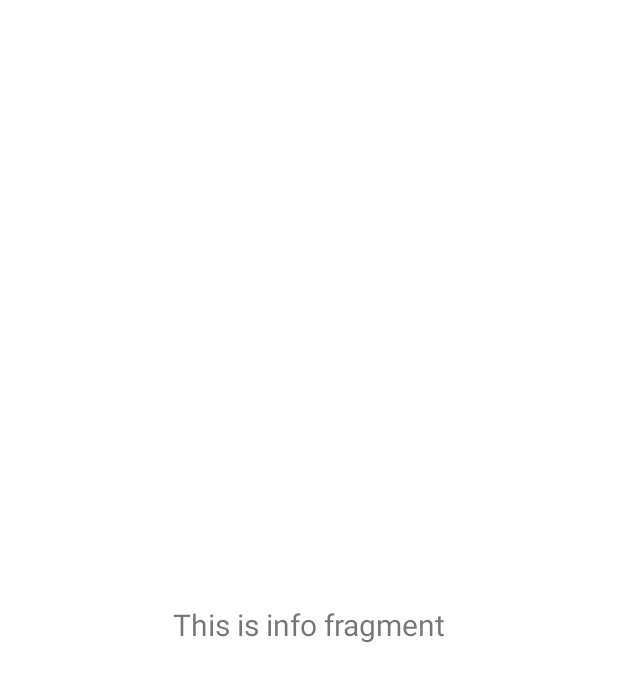
After one commit to fi-yona/10119013_AKB_IF1_TugasSensor, an Android app: the fragment InfoFragment shown on its own in the app's theme, on a phone screen of 412 x 824 dp. The commit adds this screen. Shown: the top 682 px of the screen. Run offline under Robolectric (Android 15) with nearby library versions, the phone set to English and light mode, and no system bars.

Commit message:
Add Menu Tentang Aplikasi at Menu Drawer

```diff
--- a/app/build.gradle
+++ b/app/build.gradle
@@ -39,6 +39,7 @@
     implementation 'androidx.lifecycle:lifecycle-viewmodel-ktx:2.4.1'
     implementation 'androidx.navigation:navigation-fragment:2.4.2'
     implementation 'androidx.navigation:navigation-ui:2.4.2'
+    implementation 'androidx.legacy:legacy-support-v4:1.0.0'
     testImplementation 'junit:junit:4.13.2'
     androidTestImplementation 'androidx.test.ext:junit:1.1.3'
     androidTestImplementation 'androidx.test.espresso:espresso-core:3.4.0'
--- a/app/src/main/java/com/example/a10119013_akb_if1_tugassensor/MenuActivity.java
+++ b/app/src/main/java/com/example/a10119013_akb_if1_tugassensor/MenuActivity.java
@@ -41,7 +41,7 @@
         // Passing each menu ID as a set of Ids because each
         // menu should be considered as top level destinations.
         mAppBarConfiguration = new AppBarConfiguration.Builder(
-                R.id.nav_home, R.id.nav_gallery, R.id.nav_slideshow)
+                R.id.nav_home, R.id.nav_gallery, R.id.nav_slideshow, R.id.nav_info)
                 .setOpenableLayout(drawer)
                 .build();
         NavController navController = Navigation.findNavController(this, R.id.nav_host_fragment_content_menu);
--- /dev/null
+++ b/app/src/main/java/com/example/a10119013_akb_if1_tugassensor/ui/info/InfoFragment.java
@@ -0,0 +1,42 @@
+package com.example.a10119013_akb_if1_tugassensor.ui.info;
+
+import androidx.lifecycle.ViewModelProvider;
+
+import android.os.Bundle;
+
+import androidx.annotation.NonNull;
+import androidx.annotation.Nullable;
+import androidx.fragment.app.Fragment;
+
+import android.view.LayoutInflater;
+import android.view.View;
+import android.view.ViewGroup;
+import android.widget.TextView;
+
+import com.example.a10119013_akb_if1_tugassensor.R;
+import com.example.a10119013_akb_if1_tugassensor.databinding.FragmentInfoBinding;
+
+public class InfoFragment extends Fragment {
+
+    private FragmentInfoBinding binding;
+
+    public View onCreateView(@NonNull LayoutInflater inflater,
+                             ViewGroup container, Bundle savedInstanceState) {
+        InfoViewModel infoViewModel =
+                new ViewModelProvider(this).get(InfoViewModel.class);
+
+        binding = FragmentInfoBinding.inflate(inflater, container, false);
+        View root = binding.getRoot();
+
+        final TextView textView = binding.textInfo;
+        infoViewModel.getText().observe(getViewLifecycleOwner(), textView::setText);
+        return root;
+    }
+
+    @Override
+    public void onDestroyView() {
+        super.onDestroyView();
+        binding = null;
+    }
+
+}
--- /dev/null
+++ b/app/src/main/java/com/example/a10119013_akb_if1_tugassensor/ui/info/InfoViewModel.java
@@ -0,0 +1,18 @@
+package com.example.a10119013_akb_if1_tugassensor.ui.info;
+
+import androidx.lifecycle.LiveData;
+import androidx.lifecycle.MutableLiveData;
+import androidx.lifecycle.ViewModel;
+
+public class InfoViewModel extends ViewModel {
+    private final MutableLiveData<String> mText;
+
+    public InfoViewModel() {
+        mText = new MutableLiveData<>();
+        mText.setValue("This is info fragment");
+    }
+
+    public LiveData<String> getText() {
+        return mText;
+    }
+}
--- /dev/null
+++ b/app/src/main/res/layout/fragment_info.xml
@@ -0,0 +1,22 @@
+<?xml version="1.0" encoding="utf-8"?>
+<androidx.constraintlayout.widget.ConstraintLayout xmlns:android="http://schemas.android.com/apk/res/android"
+    xmlns:app="http://schemas.android.com/apk/res-auto"
+    xmlns:tools="http://schemas.android.com/tools"
+    android:layout_width="match_parent"
+    android:layout_height="match_parent"
+    tools:context=".ui.info.InfoFragment">
+
+    <TextView
+        android:id="@+id/text_info"
+        android:layout_width="match_parent"
+        android:layout_height="wrap_content"
+        android:layout_marginStart="8dp"
+        android:layout_marginTop="8dp"
+        android:layout_marginEnd="8dp"
+        android:textAlignment="center"
+        android:textSize="20sp"
+        app:layout_constraintBottom_toBottomOf="parent"
+        app:layout_constraintEnd_toEndOf="parent"
+        app:layout_constraintStart_toStartOf="parent"
+        app:layout_constraintTop_toTopOf="parent" />
+</androidx.constraintlayout.widget.ConstraintLayout>
--- a/app/src/main/res/menu/activity_menu_drawer.xml
+++ b/app/src/main/res/menu/activity_menu_drawer.xml
@@ -16,5 +16,9 @@
             android:id="@+id/nav_slideshow"
             android:icon="@drawable/ic_menu_slideshow"
             android:title="@string/menu_slideshow" />
+        <item
+            android:id="@+id/nav_info"
+            android:icon="@drawable/ic_baseline_info_24"
+            android:title="Tentang Aplikasi" />
     </group>
 </menu>
--- a/app/src/main/res/navigation/mobile_navigation.xml
+++ b/app/src/main/res/navigation/mobile_navigation.xml
@@ -22,4 +22,11 @@
         android:name="com.example.a10119013_akb_if1_tugassensor.ui.slideshow.SlideshowFragment"
         android:label="@string/menu_slideshow"
         tools:layout="@layout/fragment_slideshow" />
+
+    <fragment
+        android:id="@+id/nav_info"
+        android:name="com.example.a10119013_akb_if1_tugassensor.ui.info.InfoFragment"
+        android:label="Tentang Aplikasi"
+        tools:layout="@layout/fragment_info"
+        />
 </navigation>
```
